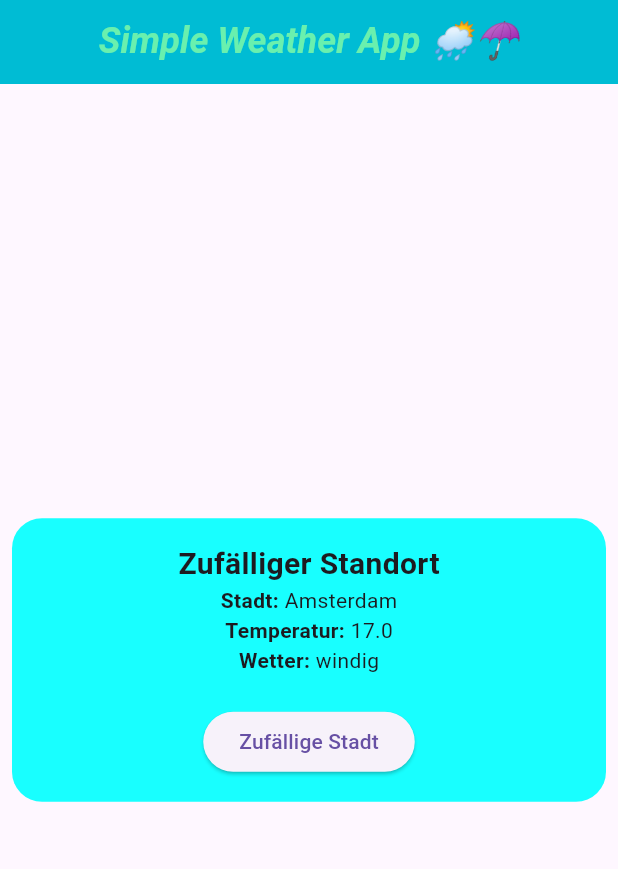
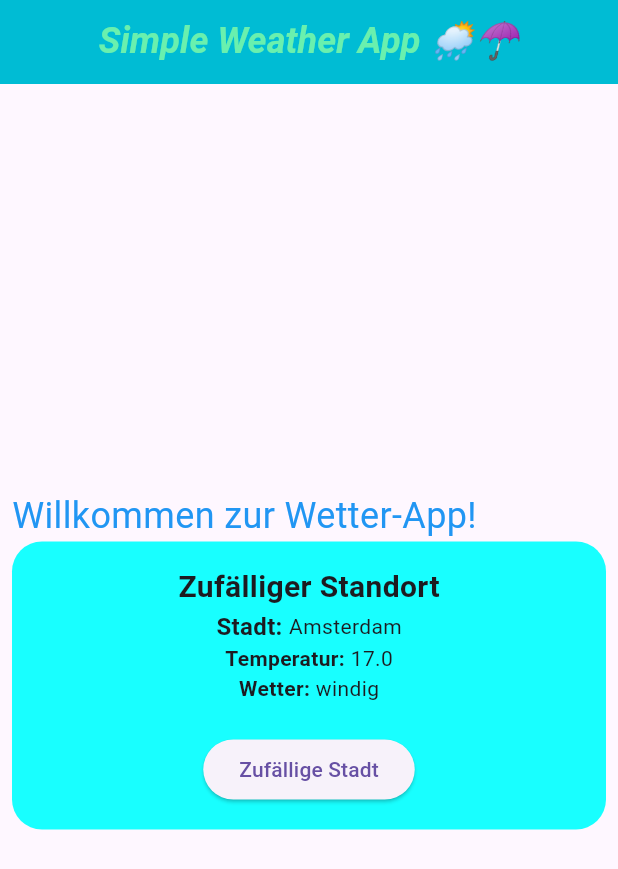
Before and after one commit to arthur892/ts_4_1_1_4_3_2_simple_weather_app, a Flutter app: the screen it shows after launch, on a phone screen of 412 x 824 dp. Shown: the top 869 px of the screen. Run offline on Flutter 3.47's test engine with Material 3 defaults, Android fonts, the phone set to English and light mode, and no system bars.

Commit message:
Änderungen entsprechend der Fragestellung

```diff
--- a/lib/main.dart
+++ b/lib/main.dart
@@ -86,6 +86,7 @@ class MainApp extends StatelessWidget {
                 // weatherWidget(
                 //   weatherRepositoryData: weatherRepositoryData.getWeatherData("Berlin"),
                 // ),
+                const Text("Willkommen zur Wetter-App!", style: TextStyle(color: Colors.blue, fontSize: 24)),
                 weatherWidgetRandom(
                   weatherRepositoryData: weatherRepositoryData,
                 ),
@@ -128,9 +129,7 @@ class weatherWidgetRandomState extends State<weatherWidgetRandom> {
             children: [
               const Text(
                 "Stadt: ",
-                style: TextStyle(
-                  fontWeight: FontWeight.bold,
-                ),
+                style: TextStyle(fontWeight: FontWeight.bold, fontSize: 16),
               ),
               Text(weatherdata.city)
             ],
```
